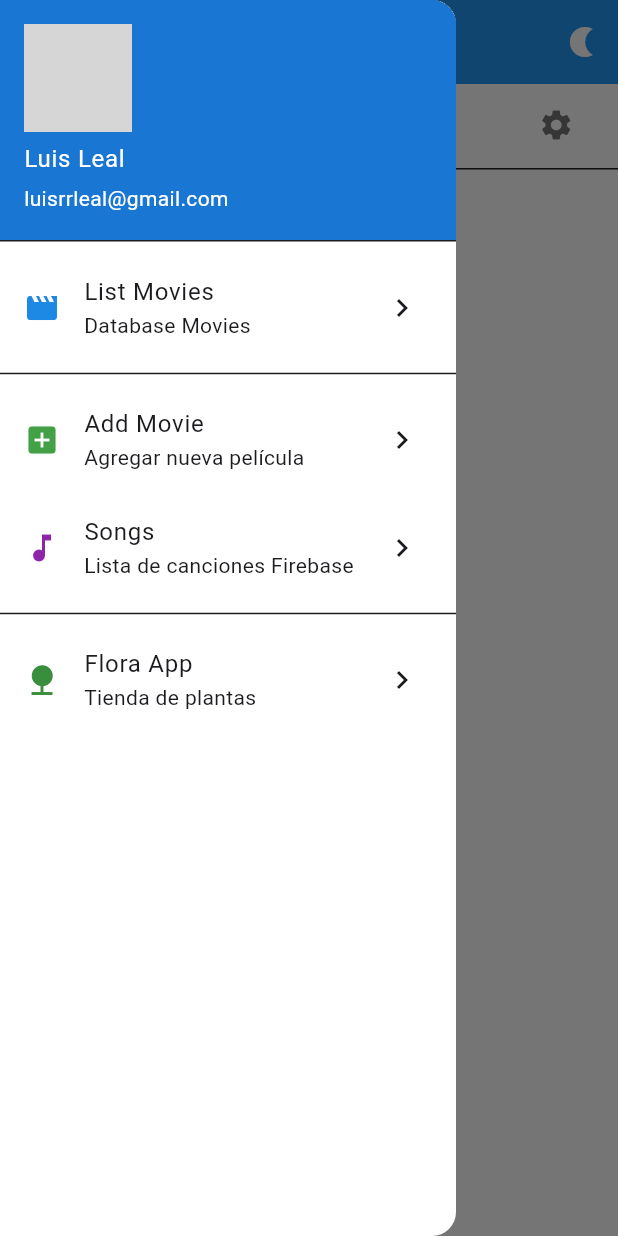
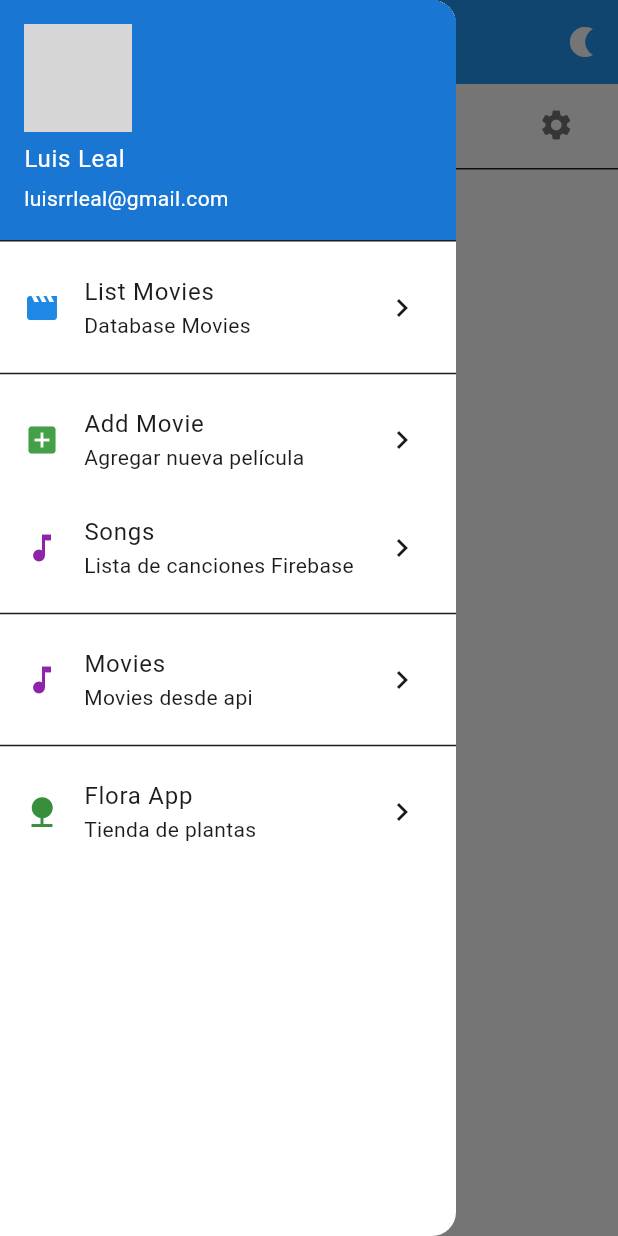
Before and after one commit to luislealdev/pmsn2025_2, a Flutter app: the HomeScreen screen opened by its route, with the side drawer open, on a phone screen of 412 x 824 dp. Run offline on Flutter 3.47's test engine with Material 3 defaults, Android fonts, the light colour scheme and no system bars; our stand-ins replace cloud_firestore, dio, email_validator, firebase_auth, firebase_core, image_picker and 2 more; missing offline and left inert: flutter_floating_bottom_bar; accounts and stored records are empty; network calls fail; grey boxes are pictures that could not be loaded.

Commit message:
Add api movies

```diff
--- a/lib/main.dart
+++ b/lib/main.dart
@@ -7,13 +7,13 @@ import 'package:pmsn2025_2/screens/flora/flora_home_screen.dart';
 import 'package:pmsn2025_2/screens/home_screen.dart';
 import 'package:pmsn2025_2/screens/login_screen.dart';
 import 'package:pmsn2025_2/screens/movies/add_movie_screen.dart';
+import 'package:pmsn2025_2/screens/movies/api/list_api_movies.dart';
 import 'package:pmsn2025_2/screens/movies/list_movies_screen.dart';
 import 'package:pmsn2025_2/screens/register_screen.dart';
 import 'package:pmsn2025_2/screens/songs/add_song_screen.dart';
 import 'package:pmsn2025_2/screens/songs/list_songs_screen.dart';
 import 'package:pmsn2025_2/utils/theme_app.dart';
 import 'package:pmsn2025_2/utils/value_listener.dart';
-
 
 void main() async {
   WidgetsFlutterBinding.ensureInitialized();
@@ -49,6 +49,7 @@ class _MyAppState extends State<MyApp> {
             "/listdb": (context) => const ListMoviesScreen(),
             "/songs": (context) => const ListSongsScreen(),
             "/add-song": (context) => const AddSongScreen(),
+            "/api-movies": (context) => const ListApiMovies(),
           },
           debugShowCheckedModeBanner: false,
           home: const LoginScreen(),
--- a/lib/screens/home_screen.dart
+++ b/lib/screens/home_screen.dart
@@ -54,8 +54,7 @@ class _HomeScreenState extends State<HomeScreen>
 
   @override
   Widget build(BuildContext context) {
-    final Color unselectedColor =
-        colors[currentPage].computeLuminance() < 0.5
+    final Color unselectedColor = colors[currentPage].computeLuminance() < 0.5
         ? Colors.white
         : Colors.black;
 
@@ -97,6 +96,14 @@ class _HomeScreenState extends State<HomeScreen>
             ),
             Divider(),
             ListTile(
+              leading: Icon(Icons.music_note, color: Colors.purple[600]),
+              title: Text('Movies'),
+              subtitle: Text('Movies desde api'),
+              trailing: Icon(Icons.chevron_right),
+              onTap: () => Navigator.pushNamed(context, "/api-movies"),
+            ),
+            Divider(),
+            ListTile(
               leading: Icon(Icons.nature, color: Colors.green[700]),
               title: Text('Flora App'),
               subtitle: Text('Tienda de plantas'),
@@ -135,8 +142,7 @@ class _HomeScreenState extends State<HomeScreen>
       ),
       body: BottomBar(
         fit: StackFit.expand,
-        icon:
-            (width, height) => Center(
+        icon: (width, height) => Center(
           child: IconButton(
             padding: EdgeInsets.zero,
             onPressed: null,
@@ -152,8 +158,7 @@ class _HomeScreenState extends State<HomeScreen>
         curve: Curves.decelerate,
         showIcon: true,
         width: MediaQuery.of(context).size.width * 0.8,
-        barColor:
-            colors[currentPage].computeLuminance() > 0.5
+        barColor: colors[currentPage].computeLuminance() > 0.5
             ? Colors.black
             : Colors.white,
         start: 2,
@@ -168,8 +173,7 @@ class _HomeScreenState extends State<HomeScreen>
         respectSafeArea: true,
         onBottomBarHidden: () {},
         onBottomBarShown: () {},
-        body:
-            (context, controller) => TabBarView(
+        body: (context, controller) => TabBarView(
           controller: tabController,
           dragStartBehavior: DragStartBehavior.down,
           physics: const BouncingScrollPhysics(),
@@ -179,15 +183,8 @@ class _HomeScreenState extends State<HomeScreen>
             _buildIoTDevicesPage(
               controller,
             ), // Página IoT para dispositivos del hogar
-                _buildFavoritesPage(
-                  controller,
-                ), // Página especial para Favoritos
-                _buildPageContent(
-                  controller,
-                  4,
-                  "Configuración",
-                  Icons.settings,
-                ),
+            _buildFavoritesPage(controller), // Página especial para Favoritos
+            _buildPageContent(controller, 4, "Configuración", Icons.settings),
           ],
         ),
         child: TabBar(
@@ -263,8 +260,7 @@ class _HomeScreenState extends State<HomeScreen>
         gradient: LinearGradient(
           begin: Alignment.topCenter,
           end: Alignment.bottomCenter,
-          colors:
-              isDarkMode
+          colors: isDarkMode
               ? [
                   colors[2].withOpacity(0.2),
                   colors[2].withOpacity(0.1),
@@ -325,8 +321,7 @@ class _HomeScreenState extends State<HomeScreen>
                     icon: Icons.thermostat,
                     color: Colors.orange,
                     isActive: true,
-                    onDetailsPressed:
-                        () => _navigateToDeviceDetails(
+                    onDetailsPressed: () => _navigateToDeviceDetails(
                       'Termostato Inteligente',
                       'Sistema de Climatización',
                       Icons.thermostat,
@@ -346,8 +341,7 @@ class _HomeScreenState extends State<HomeScreen>
                     icon: Icons.lightbulb,
                     color: Colors.amber,
                     isActive: true,
-                    onDetailsPressed:
-                        () => _navigateToDeviceDetails(
+                    onDetailsPressed: () => _navigateToDeviceDetails(
                       'Sistema de Iluminación',
                       'Control de Luces Inteligentes',
                       Icons.lightbulb,
@@ -367,8 +361,7 @@ class _HomeScreenState extends State<HomeScreen>
                     icon: Icons.security,
                     color: Colors.red,
                     isActive: true,
-                    onDetailsPressed:
-                        () => _navigateToDeviceDetails(
+                    onDetailsPressed: () => _navigateToDeviceDetails(
                       'Sistema de Seguridad',
                       'Alarma y Cámaras de Seguridad',
                       Icons.security,
@@ -403,8 +396,7 @@ class _HomeScreenState extends State<HomeScreen>
 
     return Transform(
       alignment: FractionalOffset.center,
-      transform:
-          Matrix4.identity()
+      transform: Matrix4.identity()
         ..setEntry(3, 2, 0.01)
         ..rotateY(2 * pi / 180),
       child: Container(
@@ -414,8 +406,7 @@ class _HomeScreenState extends State<HomeScreen>
           gradient: LinearGradient(
             begin: Alignment.topLeft,
             end: Alignment.bottomRight,
-            colors:
-                isDarkMode
+            colors: isDarkMode
                 ? [
                     color.withOpacity(0.2),
                     color.withOpacity(0.1),
@@ -505,10 +496,10 @@ class _HomeScreenState extends State<HomeScreen>
                           },
                           activeColor: color,
                           activeTrackColor: color.withOpacity(0.3),
-                          inactiveThumbColor:
-                              isDarkMode ? Colors.grey[400] : Colors.grey,
-                          inactiveTrackColor:
-                              isDarkMode
+                          inactiveThumbColor: isDarkMode
+                              ? Colors.grey[400]
+                              : Colors.grey,
+                          inactiveTrackColor: isDarkMode
                               ? Colors.grey[700]
                               : Colors.grey.withOpacity(0.3),
                         ),
@@ -574,8 +565,7 @@ class _HomeScreenState extends State<HomeScreen>
     Navigator.push(
       context,
       MaterialPageRoute(
-        builder:
-            (context) => IoTDeviceDetailsScreen(
+        builder: (context) => IoTDeviceDetailsScreen(
           deviceName: name,
           deviceType: type,
           deviceIcon: icon,
@@ -615,8 +605,7 @@ class _HomeScreenState extends State<HomeScreen>
                   offset: Offset(-10, 0),
                   child: Transform(
                     alignment: FractionalOffset.center,
-                    transform:
-                        Matrix4.identity()
+                    transform: Matrix4.identity()
                       ..setEntry(3, 2, 0.01)
                       ..rotateY(1.5 * pi / 180),
                     child: Container(
@@ -633,8 +622,7 @@ class _HomeScreenState extends State<HomeScreen>
                   offset: Offset(-44, 0),
                   child: Transform(
                     alignment: FractionalOffset.center,
-                    transform:
-                        Matrix4.identity()
+                    transform: Matrix4.identity()
                       ..setEntry(3, 2, 0.01)
                       ..rotateY(8 * pi / 180),
                     child: Container(
--- a/lib/services/api_movies.dart
+++ b/lib/services/api_movies.dart
@@ -1,7 +1,7 @@
 import 'package:dio/dio.dart';
 import 'package:pmsn2025_2/models/api_movie_dao.dart';
 
-class Apimovies {
+class ApiMovies {
   final dio = Dio();
   final URL =
       "https://api.themoviedb.org/3/movie/popular?api_key=5019e68de7bc112f4e4337a500b96c56&language=es-MX&page=1";
```
Also changed, not shown: lib/screens/movies/api/list_api_movies.dart (added, +43 -0 lines), lib/widgets/item_movie_widget.dart (added, +21 -0 lines). Lines whose indentation alone changed are shown as unchanged.
